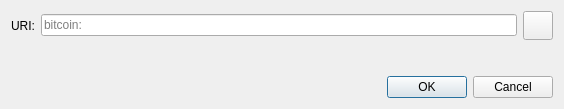
BigOunceChristo/bitpulse, file src/qt/forms/openuridialog.ui: the form before one commit.
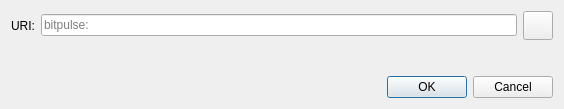
The form after the commit. Icons and pictures are not drawn. Custom widgets are drawn as their Qt base class.

What changed in the file:
```diff
--- a/src/qt/forms/openuridialog.ui
+++ b/src/qt/forms/openuridialog.ui
@@ -26,7 +26,7 @@
      <item>
       <widget class="QValidatedLineEdit" name="uriEdit">
        <property name="placeholderText">
-        <string notr="true">bitcoin:</string>
+        <string notr="true">bitpulse:</string>
        </property>
       </widget>
      </item>
```
Left out of the diff: 4 changed lines with no effect on the pictures.
